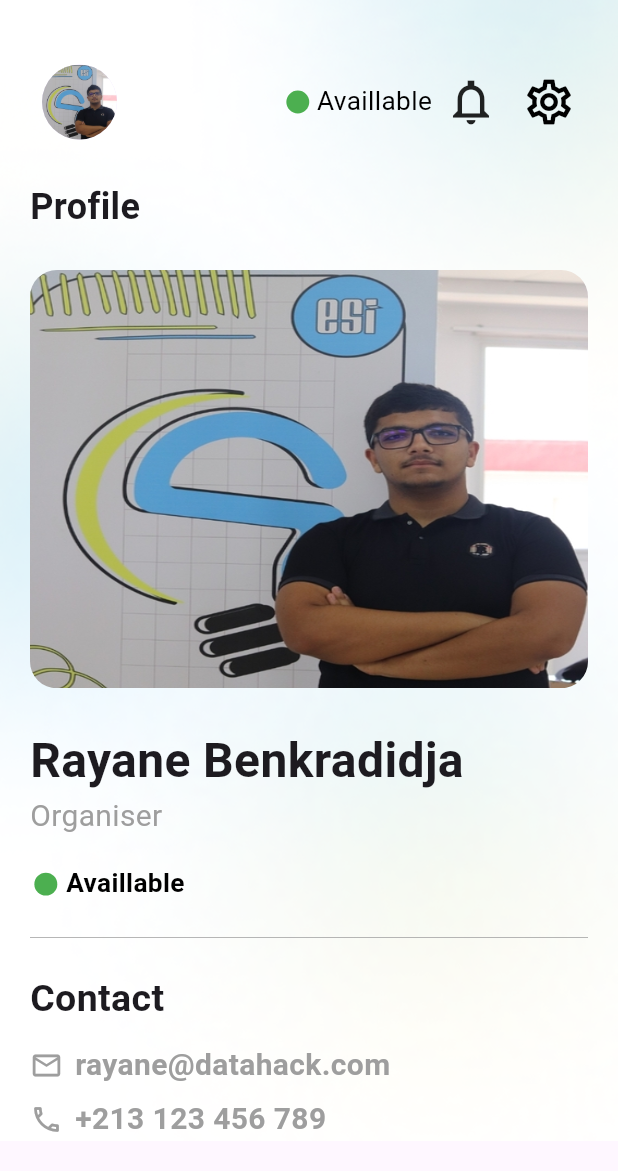
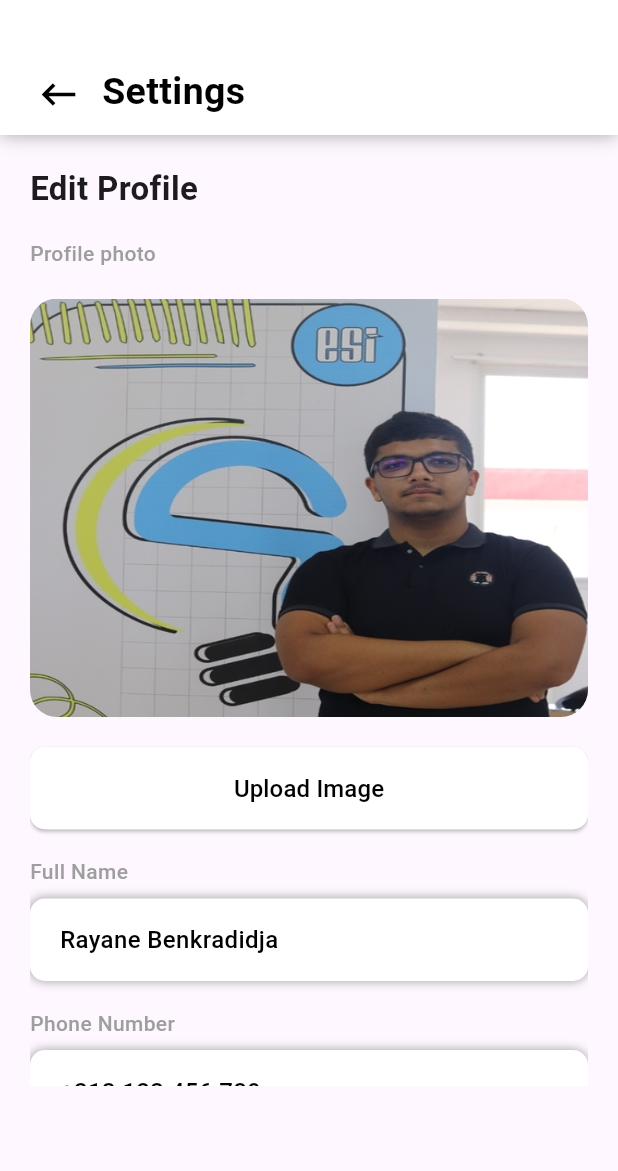
Before and after one commit to oussamakafif/Organizer-App-DH, a Flutter app: the Profile screen opened directly with sample values from the repository, after a tap on the "settings" icon, on a phone screen of 412 x 824 dp. Shown: the top 1171 px of the screen. Run offline on Flutter 3.47's test engine with Material 3 defaults, Android fonts, the phone set to English and light mode, and no system bars; missing offline and left inert: dart:ffi.

Commit message:
logout dialog

```diff
--- /dev/null
+++ b/lib/change_password.dart
@@ -0,0 +1,45 @@
+import 'package:flutter/cupertino.dart';
+import 'package:flutter/material.dart';
+
+class Change_password extends StatelessWidget {
+  const Change_password({super.key});
+
+  @override
+  Widget build(BuildContext context) {
+    return  Scaffold( appBar: PreferredSize(
+      preferredSize: const Size.fromHeight(90),
+      child: Container(
+        height: 90,
+        padding: const EdgeInsets.fromLTRB(15, 40, 20, 7),
+        decoration: const BoxDecoration(
+          color: Colors.white,
+          boxShadow: [
+            BoxShadow(
+              color: Colors.grey,
+              blurRadius: 10,
+              spreadRadius: 0.00001,
+              blurStyle: BlurStyle.normal,
+            ),
+          ],
+        ),
+        child: Row(
+          mainAxisAlignment: MainAxisAlignment.start,
+          children: <Widget>[
+            // CORRECTION ICI : La parenthèse de l'IconButton entoure onPressed ET icon
+            IconButton(
+              onPressed: () {
+                Navigator.pop(context); // Retourne à la page précédente (Profile)
+              },
+              icon: const Icon(
+                Icons.keyboard_backspace_outlined,
+                color: Colors.black,
+                size: 30,
+              ),
+            ),
+
+          ],
+        ),
+      ),
+    ));
+  }
+}
--- a/lib/profile.dart
+++ b/lib/profile.dart
@@ -1,6 +1,7 @@
 import 'package:flutter/material.dart';
 import 'package:datahack_3/Notification.dart';
 import 'models/task_organiser.dart';
+import 'settings.dart';
 
 class Profile extends StatefulWidget {
   Profile({super.key, required this.loginUser});
@@ -87,9 +88,14 @@ class _ProfileState extends State<Profile> {
                             ),
 
                             IconButton(
-                              onPressed: () {
-                                print("dok tewjed");
-                              },
+                              onPressed: () => Navigator.push(
+                                context,
+                                MaterialPageRoute(
+                                  builder: (context) => Settings(
+                                    loginUser: widget.loginUser,
+                                  ),
+                                ),
+                              ),
                               icon: Icon(
                                 Icons.settings_outlined,
                                 size: 36,
--- /dev/null
+++ b/lib/settings.dart
@@ -0,0 +1,405 @@
+import 'package:flutter/material.dart';
+import 'models/task_organiser.dart';
+import 'change_password.dart';
+import 'log_in.dart';
+// import 'profile.dart'; // Importé mais pas utilisé ici pour l'instant
+
+class Settings extends StatelessWidget {
+  final TaskOrganiser loginUser;
+
+  const Settings({super.key, required this.loginUser});
+
+  @override
+  Widget build(BuildContext context) {
+    final ButtonStyle transparentButtonStyle = ElevatedButton.styleFrom(
+      elevation: 0,
+      backgroundColor: Colors.transparent,
+      shadowColor: Colors.transparent,
+      shape: RoundedRectangleBorder(
+        borderRadius: BorderRadius.circular(10),
+      ),
+      padding: EdgeInsets.zero,
+    );
+
+    return Scaffold(
+      appBar: PreferredSize(
+        preferredSize: const Size.fromHeight(90),
+        child: Container(
+          height: 90,
+          padding: const EdgeInsets.fromLTRB(15, 40, 20, 7),
+          decoration: const BoxDecoration(
+            color: Colors.white,
+            boxShadow: [
+              BoxShadow(
+                color: Colors.grey,
+                blurRadius: 10,
+                spreadRadius: 0.00001,
+                blurStyle: BlurStyle.normal,
+              ),
+            ],
+          ),
+          child: Row(
+            mainAxisAlignment: MainAxisAlignment.start,
+            children: <Widget>[
+              IconButton(
+                onPressed: () {
+                  Navigator.pop(context); // Retourne à la page précédente
+                },
+                icon: const Icon(
+                  Icons.keyboard_backspace_outlined,
+                  color: Colors.black,
+                  size: 30,
+                ),
+              ),
+              const SizedBox(width: 5),
+              const Text(
+                "Settings",
+                style: TextStyle(
+                  color: Colors.black,
+                  fontSize: 25,
+                  fontWeight: FontWeight.w600,
+                ),
+              ),
+            ],
+          ),
+        ),
+      ),
+      body: Container(
+        padding: const EdgeInsets.fromLTRB(20, 20, 20, 100),
+        child: SingleChildScrollView(
+          child: Column(
+            crossAxisAlignment: CrossAxisAlignment.start,
+            children: <Widget>[
+              const Text(
+                "Edit Profile",
+                style: TextStyle(fontSize: 22, fontWeight: FontWeight.w600),
+              ),
+              const SizedBox(height: 18),
+              const Text(
+                "Profile photo",
+                style: TextStyle(
+                  fontSize: 14,
+                  fontWeight: FontWeight.w500,
+                  color: Colors.grey,
+                ),
+              ),
+              const SizedBox(height: 20),
+              Container(
+                height: 279,
+                decoration: BoxDecoration(
+                  image: DecorationImage(
+                    image: AssetImage(loginUser.profileImage!),
+                    fit: BoxFit.fill,
+                  ),
+                  borderRadius: BorderRadius.circular(18),
+                ),
+              ),
+              const SizedBox(height: 20),
+              ElevatedButton(
+                onPressed: () {
+                  print("Change profile photo");
+                },
+                style: ElevatedButton.styleFrom(
+                  backgroundColor: Colors.white,
+                  shape: RoundedRectangleBorder(
+                    borderRadius: BorderRadius.circular(10),
+                  ),
+                ),
+                child: const SizedBox(
+                  height: 55,
+                  child: Center(
+                    child: Text(
+                      "Upload Image",
+                      style: TextStyle(
+                        fontSize: 16,
+                        fontWeight: FontWeight.w500,
+                        color: Colors.black,
+                      ),
+                    ),
+                  ),
+                ),
+              ),
+              const SizedBox(height: 18),
+              const Text(
+                "Full Name",
+                style: TextStyle(
+                  fontSize: 14,
+                  fontWeight: FontWeight.w500,
+                  color: Colors.grey,
+                ),
+              ),
+              const SizedBox(height: 8),
+              Container(
+                height: 55,
+                width: double.infinity,
+                padding: const EdgeInsets.fromLTRB(20, 0, 20, 0),
+                decoration: BoxDecoration(
+                  color: Colors.white,
+                  borderRadius: BorderRadius.circular(10),
+                  boxShadow: const [
+                    BoxShadow(
+                      color: Colors.grey,
+                      blurRadius: 5,
+                      spreadRadius: 0.00001,
+                      blurStyle: BlurStyle.normal,
+                    ),
+                  ],
+                ),
+                child: Align(
+                  alignment: Alignment.centerLeft,
+                  child: Text(
+                    "${loginUser.name.nom} ${loginUser.name.prenom}",
+                    style: const TextStyle(
+                      fontSize: 16,
+                      fontWeight: FontWeight.w500,
+                      color: Colors.black,
+                    ),
+                  ),
+                ),
+              ),
+              const SizedBox(height: 18),
+              const Text(
+                "Phone Number",
+                style: TextStyle(
+                  fontSize: 14,
+                  fontWeight: FontWeight.w500,
+                  color: Colors.grey,
+                ),
+              ),
+              const SizedBox(height: 8),
+              Container(
+                height: 55,
+                width: double.infinity,
+                padding: const EdgeInsets.fromLTRB(20, 0, 20, 0),
+                decoration: BoxDecoration(
+                  color: Colors.white,
+                  borderRadius: BorderRadius.circular(10),
+                  boxShadow: const [
+                    BoxShadow(
+                      color: Colors.grey,
+                      blurRadius: 5,
+                      spreadRadius: 0.00001,
+                      blurStyle: BlurStyle.normal,
+                    ),
+                  ],
+                ),
+                child: Align(
+                  alignment: Alignment.centerLeft,
+                  child: Text(
+                    loginUser.phoneNumber ?? "Not provided",
+                    style: const TextStyle(
+                      fontSize: 16,
+                      fontWeight: FontWeight.w500,
+                      color: Colors.black,
+                    ),
+                  ),
+                ),
+              ),
+              const SizedBox(height: 29),
+              const Divider(color: Colors.grey, thickness: 1),
+              const SizedBox(height: 29),
+
+              // Bouton Change Status
+              Container(
+                height: 68,
+                decoration: BoxDecoration(
+                  color: Colors.white,
+                  borderRadius: BorderRadius.circular(10),
+                  boxShadow: [
+                    BoxShadow(
+                      color: Colors.grey.withOpacity(0.5),
+                      blurRadius: 5,
+                      offset: const Offset(0, 3),
+                    ),
+                  ],
+                ),
+                child: ElevatedButton(
+                  onPressed: () => print("Change Status"),
+                  style: transparentButtonStyle,
+                  child: Container(
+                    padding: const EdgeInsets.symmetric(horizontal: 20),
+                    alignment: Alignment.centerLeft,
+                    child: const Text(
+                      "Change Status",
+                      style: TextStyle(
+                        fontSize: 16,
+                        fontWeight: FontWeight.w500,
+                        color: Colors.black,
+                      ),
+                    ),
+                  ),
+                ),
+              ),
+              const SizedBox(height: 18),
+
+              // Bouton Change Password (FIXED)
+              Container(
+                height: 68,
+                decoration: BoxDecoration(
+                  color: Colors.white,
+                  borderRadius: BorderRadius.circular(10),
+                  boxShadow: [
+                    BoxShadow(
+                      color: Colors.grey.withOpacity(0.5),
+                      blurRadius: 5,
+                      offset: const Offset(0, 3),
+                    ),
+                  ],
+                ),
+                child: ElevatedButton(
+                  onPressed: () {
+                    Navigator.push(
+                      context,
+                      MaterialPageRoute(builder: (context) => const Change_password()),
+                    );
+                  },
+                  style: transparentButtonStyle,
+                  child: Container(
+                    padding: const EdgeInsets.symmetric(horizontal: 20),
+                    alignment: Alignment.centerLeft,
+                    child: const Text(
+                      "Change Password",
+                      style: TextStyle(
+                        fontSize: 16,
+                        fontWeight: FontWeight.w500,
+                        color: Colors.black,
+                      ),
+                    ),
+                  ),
+                ),
+              ),
+              const SizedBox(height: 18),
+
+              // Bouton Log Out
+              Container(
+                height: 68,
+                decoration: BoxDecoration(
+                  color: Colors.white,
+                  borderRadius: BorderRadius.circular(10),
+                  boxShadow: [
+                    BoxShadow(
+                      color: Colors.grey.withOpacity(0.5),
+                      blurRadius: 5,
+                      offset: const Offset(0, 3),
+                    ),
+                  ],
+                ),
+                child: ElevatedButton(
+                  onPressed: () {
+                    showDialog(context: context,
+                        barrierDismissible: true,
+                        barrierColor: Colors.black.withOpacity(0.6),
+                        builder : (BuildContext context){
+                      return AlertDialog(
+contentPadding: EdgeInsetsGeometry.all(20),
+
+                        shape: RoundedRectangleBorder(
+
+                          borderRadius: BorderRadius.circular(20),
+                        ),
+                        content: Column(
+                          mainAxisSize: MainAxisSize.min,
+                          crossAxisAlignment: CrossAxisAlignment.center,
+                          children: [
+                             Icon( Icons.logout_outlined
+                               ,size:24 ,
+                             color: Colors.red,),
+                          SizedBox(height: 20,),
+                          Text("Logout Account?",style: TextStyle(
+                            fontWeight: FontWeight.w500,
+                            fontSize:20,
+                          ),),
+                            Text("Are you sure want to logout account?",
+                            style: TextStyle(
+                              fontSize: 14,
+                              fontWeight: FontWeight.w400,
+                              color: Colors.grey,
+                            ),),
+                            SizedBox(height: 20,),
+                            Row(
+                             mainAxisAlignment: MainAxisAlignment.spaceBetween,
+                              children:<Widget> [
+                                Container(
+                                  height: 37,
+                                  width: 134,
+                                  decoration: BoxDecoration(
+                                    color: Color(0xFFD8D8D8),
+                                    borderRadius: BorderRadius.circular(50),
+
+                                  ),
+                                  child: ElevatedButton(
+                                    onPressed: () {Navigator.pop(context);},
+                                   style: transparentButtonStyle,
+                                  child: Text("Cancel",
+                                  style: TextStyle(
+                                    fontSize: 14,
+                                    fontWeight: FontWeight.w400,
+                                    color: Colors.black
+
+                                  ),),
+                                  ),
+                                ),
+                                SizedBox(width: 10,),
+                                Container(
+                                  height: 37,
+                                  width: 134,
+                                  decoration: BoxDecoration(
+                                    color: Color(0xFFFF1014),
+                                    borderRadius: BorderRadius.circular(50),
+
+                                  ),
+                                  child: ElevatedButton(
+                                    onPressed: () {Navigator.push(context,MaterialPageRoute(
+                                      builder: (context) => const Login(), // Replace with your target class name
+                                    ), );},
+                                    style: transparentButtonStyle,
+                                    child: Text("Logout",
+                                      style: TextStyle(
+                                        fontSize: 14,
+                                        fontWeight: FontWeight.w400,
+                                        color: Colors.white,
+
+
+                                      ),),
+                                  ),
+                                )
+                              ],
+                            )
+                          ],
+                        ),
+
+
+                      );
+                        }
+
+                    );
+                  },
+                  style: transparentButtonStyle,
+                  child: Container(
+                    padding: const EdgeInsets.symmetric(horizontal: 25),
+                    alignment: Alignment.centerLeft,
+                    child: const Row(
+                      children: <Widget>[
+                        Icon(Icons.logout_outlined, color: Colors.red, size: 20),
+                        SizedBox(width: 10),
+                        Text(
+                          "Log Out",
+                          style: TextStyle(
+                            fontSize: 20,
+                            fontWeight: FontWeight.w600,
+                            color: Colors.red,
+                          ),
+                        )
+                      ],
+                    ),
+                  ),
+                ),
+              ),
+              const SizedBox(height: 10),
+            ],
+          ),
+        ),
+      ),
+    );
+  }
+}
```
